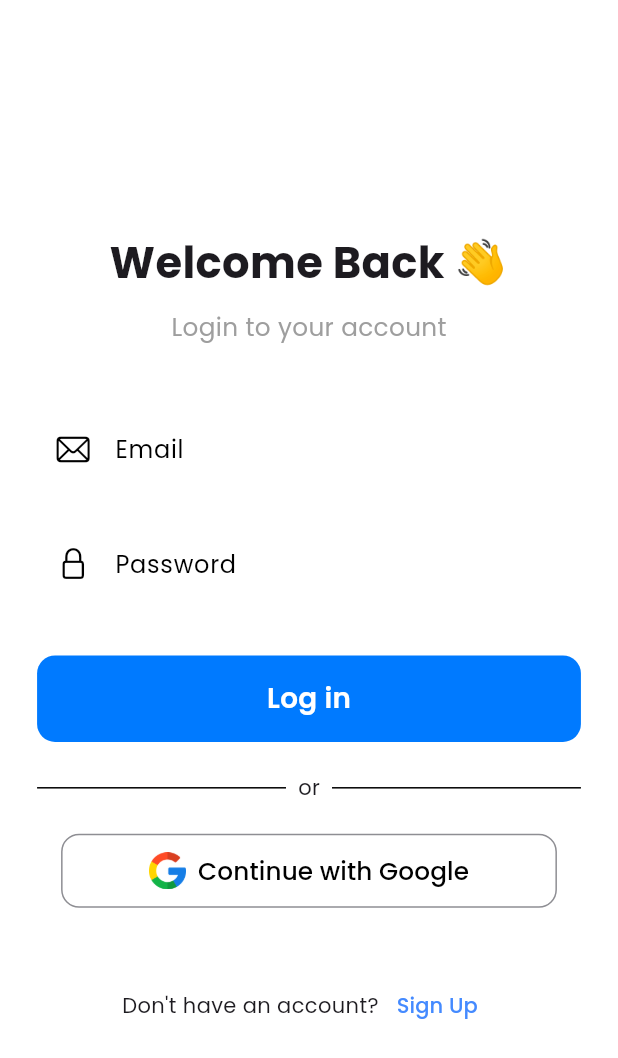
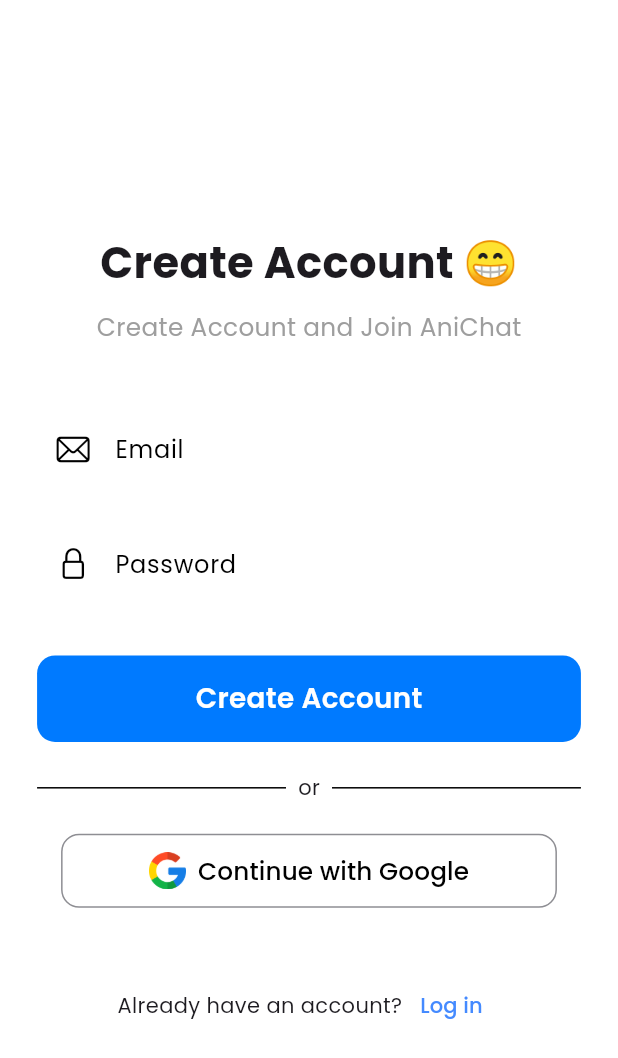
Before and after one commit to VCodes0/AniChat, a Flutter app: the screen it shows after launch, after a tap on "Continue with Google", on a phone screen of 412 x 824 dp. Shown: the top 1058 px of the screen. Run offline on Flutter 3.47's test engine with Material 3 defaults, Android fonts, the phone set to English and light mode, and no system bars; our stand-ins replace firebase_auth, firebase_core, get, google_fonts, lottie; accounts and stored records are empty.

Commit message:
Code Modified Responsive / Platform Specific

```diff
--- a/lib/main.dart
+++ b/lib/main.dart
@@ -42,7 +42,7 @@ class AniChat extends StatelessWidget {
         ),
       ),
 
-      // Dark Theme (can customize further if needed)
+      // Dark Theme
       darkTheme: ThemeData.dark().copyWith(
         textTheme: GoogleFonts.poppinsTextTheme(ThemeData.dark().textTheme),
       ),
--- a/lib/screens/signup/signup_screen.dart
+++ b/lib/screens/signup/signup_screen.dart
@@ -2,6 +2,7 @@ import 'package:flutter/cupertino.dart';
 import 'package:flutter/material.dart';
 import 'package:get/get.dart';
 
+import '../../services/auth_services.dart';
 import '../../services/google_button.dart';
 import '../../widgets/custom_button.dart';
 import '../../widgets/custom_textfield.dart';
@@ -13,8 +14,8 @@ class SignupScreen extends StatelessWidget {
 
   @override
   Widget build(BuildContext context) {
-    final TextEditingController emailController = TextEditingController();
-    final TextEditingController passwordController = TextEditingController();
+    final emailController = TextEditingController();
+    final passwordController = TextEditingController();
     final mq = MediaQuery.of(context).size;
 
     return Scaffold(
@@ -71,12 +72,21 @@ class SignupScreen extends StatelessWidget {
                         hintText: 'Password@123',
                         labelText: 'Password',
                         prefixIcon: CupertinoIcons.lock,
+                        isPassword: true,
                       ),
 
                       SizedBox(height: mq.height * 0.04),
 
                       // Create Account Button
-                      CustomButton(text: 'Create Account'),
+                      CustomButton(
+                        text: 'Create Account',
+                        onTap: () async {
+                          await AuthServices.signUp(
+                            emailController.text,
+                            passwordController.text,
+                          );
+                        },
+                      ),
 
                       SizedBox(height: mq.height * 0.025),
 
--- a/lib/screens/splash/splash_screen.dart
+++ b/lib/screens/splash/splash_screen.dart
@@ -1,8 +1,10 @@
+import 'package:anichat/screens/signup/signup_screen.dart';
+import 'package:anichat/services/auth_services.dart';
 import 'package:flutter/material.dart';
+import 'package:lottie/lottie.dart';
 import 'package:get/get.dart';
-import 'package:lottie/lottie.dart';
 
-import '../login/login_screen.dart';
+import '../home/home_screen.dart';
 
 class SplashScreen extends StatelessWidget {
   const SplashScreen({super.key});
@@ -11,21 +13,38 @@ class SplashScreen extends StatelessWidget {
   Widget build(BuildContext context) {
     final mq = MediaQuery.of(context).size;
 
-    // This ensures the navigation runs only once, after the first frame
-    WidgetsBinding.instance.addPostFrameCallback((_) {
-      Future.delayed(const Duration(seconds: 2), () {
-        Get.offAll(() => const LoginScreen());
-      });
-    });
-
     return Scaffold(
-      body: Center(
+      body: StreamBuilder(
+        stream: AuthServices.auth.authStateChanges(),
+        builder: (context, snapshot) {
+          if (snapshot.connectionState == ConnectionState.waiting) {
+            return Center(
               child: Lottie.asset(
                 "assets/animation/msg.json",
                 width: mq.width,
                 height: mq.height,
                 fit: BoxFit.contain,
               ),
+            );
+          }
+
+          Future.delayed(const Duration(seconds: 2), () {
+            if (snapshot.hasData) {
+              Get.offAll(() => const HomeScreen());
+            } else {
+              Get.offAll(() => const SignupScreen());
+            }
+          });
+
+          return Center(
+            child: Lottie.asset(
+              "assets/animation/msg.json",
+              width: mq.width,
+              height: mq.height,
+              fit: BoxFit.contain,
+            ),
+          );
+        },
       ),
     );
   }
--- a/lib/services/google_button.dart
+++ b/lib/services/google_button.dart
@@ -1,3 +1,4 @@
+import 'dart:io' show Platform;
 import 'package:flutter/cupertino.dart';
 import 'package:flutter/material.dart';
 
@@ -12,6 +13,41 @@ class GoogleButton extends StatelessWidget {
     double iconSize = buttonHeight * 0.5;
     double fontSize = size.width * 0.04;
 
+    final image = Image.asset(
+      'assets/images/google.png',
+      height: iconSize.clamp(20.0, 28.0),
+    );
+
+    final text = FittedBox(
+      fit: BoxFit.scaleDown,
+      child: Text(
+        'Continue with Google',
+        style: TextStyle(
+          fontSize: fontSize.clamp(14.0, 18.0),
+          color: CupertinoColors.black,
+        ),
+      ),
+    );
+
+    if (Platform.isIOS) {
+      return Padding(
+        padding: const EdgeInsets.symmetric(horizontal: 16.0),
+        child: SizedBox(
+          height: buttonHeight.clamp(45.0, 60.0),
+          width: double.infinity,
+          child: CupertinoButton(
+            padding: const EdgeInsets.symmetric(horizontal: 12),
+            color: Colors.white,
+            borderRadius: BorderRadius.circular(12),
+            onPressed: () {},
+            child: Row(
+              mainAxisAlignment: MainAxisAlignment.center,
+              children: [image, const SizedBox(width: 12), text],
+            ),
+          ),
+        ),
+      );
+    } else {
       return Padding(
         padding: const EdgeInsets.symmetric(horizontal: 16.0),
         child: ConstrainedBox(
@@ -20,20 +56,8 @@ class GoogleButton extends StatelessWidget {
             height: buttonHeight.clamp(45.0, 60.0),
             child: OutlinedButton.icon(
               onPressed: () {},
-            icon: Image.asset(
-              'assets/images/google.png',
-              height: iconSize.clamp(20.0, 28.0),
-            ),
-            label: FittedBox(
-              fit: BoxFit.scaleDown,
-              child: Text(
-                'Continue with Google',
-                style: TextStyle(
-                  fontSize: fontSize.clamp(14.0, 18.0),
-                  color: CupertinoColors.black,
-                ),
-              ),
-            ),
+              icon: image,
+              label: text,
               style: OutlinedButton.styleFrom(
                 side: const BorderSide(color: CupertinoColors.systemGrey),
                 shape: RoundedRectangleBorder(
@@ -48,3 +72,4 @@ class GoogleButton extends StatelessWidget {
       );
     }
   }
+}
--- a/lib/widgets/custom_button.dart
+++ b/lib/widgets/custom_button.dart
@@ -1,3 +1,4 @@
+import 'dart:io' show Platform;
 import 'package:flutter/cupertino.dart';
 import 'package:flutter/material.dart';
 
@@ -11,6 +12,26 @@ class CustomButton extends StatelessWidget {
   Widget build(BuildContext context) {
     final mq = MediaQuery.of(context).size;
 
+    if (Platform.isIOS) {
+      return SizedBox(
+        width: double.infinity,
+        height: mq.height * 0.07,
+        child: CupertinoButton(
+          color: CupertinoColors.systemBlue,
+          borderRadius: BorderRadius.circular(12),
+          padding: const EdgeInsets.symmetric(horizontal: 16),
+          onPressed: onTap,
+          child: Text(
+            text,
+            style: TextStyle(
+              fontSize: mq.width * 0.045,
+              color: CupertinoColors.white,
+              fontWeight: FontWeight.w600,
+            ),
+          ),
+        ),
+      );
+    } else {
       return Material(
         color: CupertinoColors.transparent,
         child: InkWell(
@@ -38,3 +59,4 @@ class CustomButton extends StatelessWidget {
       );
     }
   }
+}
--- a/lib/widgets/custom_textfield.dart
+++ b/lib/widgets/custom_textfield.dart
@@ -1,3 +1,5 @@
+import 'dart:io' show Platform;
+import 'package:flutter/cupertino.dart';
 import 'package:flutter/material.dart';
 
 class CustomTextField extends StatelessWidget {
@@ -20,6 +22,25 @@ class CustomTextField extends StatelessWidget {
 
   @override
   Widget build(BuildContext context) {
+    // For IOS
+    if (Platform.isIOS) {
+      return CupertinoTextField(
+        controller: controller,
+        obscureText: isPassword,
+        keyboardType: keyboardType,
+        placeholder: hintText ?? labelText,
+        prefix: Padding(
+          padding: const EdgeInsets.only(left: 8),
+          child: Icon(prefixIcon),
+        ),
+        padding: const EdgeInsets.all(12),
+        decoration: BoxDecoration(
+          border: Border.all(color: Colors.grey),
+          borderRadius: BorderRadius.circular(12),
+        ),
+      );
+    } else {
+      // For Android
       return TextField(
         controller: controller,
         obscureText: isPassword,
@@ -33,3 +54,4 @@ class CustomTextField extends StatelessWidget {
       );
     }
   }
+}
```
Also changed, not shown: lib/screens/home/home_screen.dart (added, +30 -0 lines), lib/screens/login/login_screen.dart (+11 -1 lines), lib/services/auth_services.dart (added, +181 -0 lines), pubspec.yaml (+16 -0 lines), pubspec.lock, 29 other files. Lines whose indentation alone changed are shown as unchanged.
